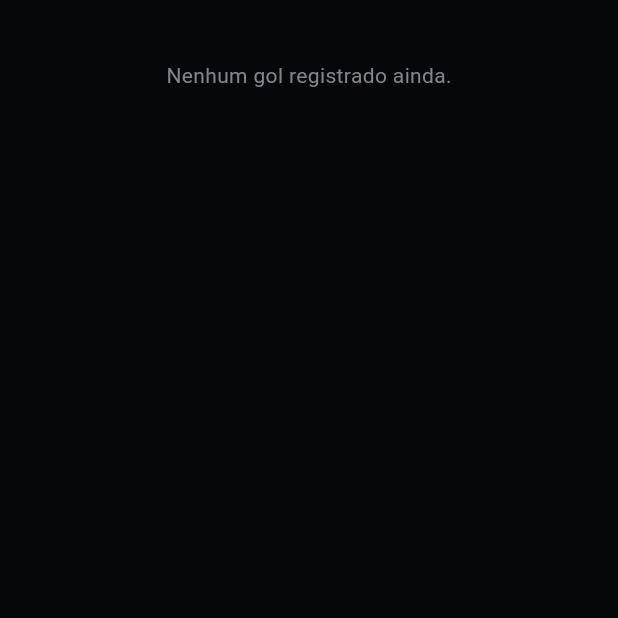
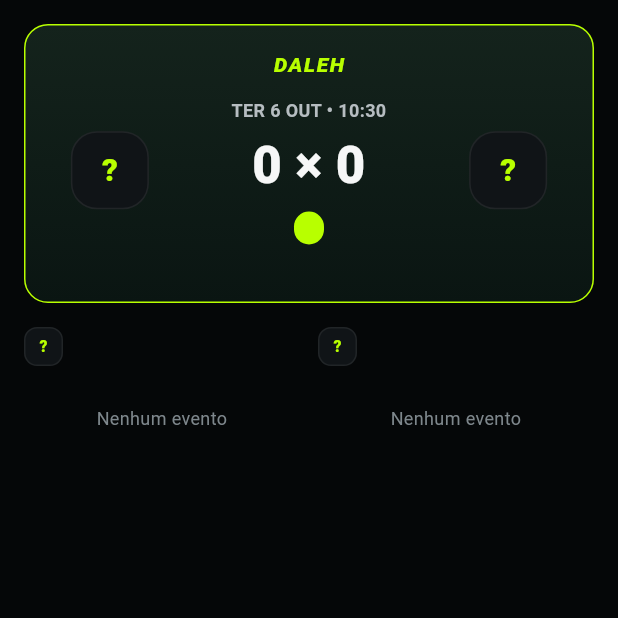
Before and after one commit to minatocristofer-dev/DALEH, a Flutter app: the _SumulaTab screen opened directly with empty values, on a phone screen of 412 x 824 dp, the top half of it. Run offline on Flutter 3.47's test engine with Material 3 defaults, Android fonts, the phone set to English and light mode, and no system bars; our stand-ins replace flutter_riverpod, flutter_secure_storage, image_picker, share_plus, supabase_flutter; accounts and stored records are empty; network calls fail.

Commit message:
feat(app): súmula com colunas por time e placar de amistoso sem time
Co-Authored-By: Claude Sonnet 5 <noreply@anthropic.com>

```diff
--- a/daleh-app/lib/features/matches/jogo_detail_screen.dart
+++ b/daleh-app/lib/features/matches/jogo_detail_screen.dart
@@ -14,6 +14,7 @@ import 'matches_providers.dart';
 import 'models/match.dart';
 import 'models/match_attendance.dart';
 import 'models/match_event.dart';
+import 'sumula_widgets.dart';
 
 class JogoDetailScreen extends ConsumerWidget {
   final String matchId;
@@ -260,11 +261,6 @@ String _linhaDaPosicao(String? posicao) {
   return 'Sem posição definida';
 }
 
-class _EventoComPlacar {
-  final MatchEvent evento;
-  final String? placarNoMomento;
-  const _EventoComPlacar({required this.evento, this.placarNoMomento});
-}
 
 class _ParticipantesTab extends StatelessWidget {
   final Match partida;
@@ -481,7 +477,12 @@ class _SumulaTabState extends ConsumerState<_SumulaTab> {
 
   Widget _sumulaComTimes(BuildContext context) {
     final partida = widget.partida;
-    final golsEAssistencias = (partida.events ?? []).where((e) => e.eventType == 'goal' || e.eventType == 'assist').toList();
+    const tiposNaSumula = {'goal', 'assist', 'yellow', 'red'};
+    final eventosNaSumula = (partida.events ?? []).where((e) => tiposNaSumula.contains(e.eventType)).toList();
+    final eventosComPlacar = _timelineComPlacar(partida, eventosNaSumula);
+    final doHome = eventosComPlacar.where((e) => e.evento.teamId == partida.homeTeamId).toList();
+    final doAway = eventosComPlacar.where((e) => e.evento.teamId == partida.awayTeamId).toList();
+    final semTime = eventosComPlacar.length - doHome.length - doAway.length;
     final mvp = partida.mvpEvento;
     final podeRegistrar = partida.souGestorDaSumula && !partida.partidaEncerrada;
 
@@ -498,13 +499,27 @@ class _SumulaTabState extends ConsumerState<_SumulaTab> {
       body: ListView(
         padding: const EdgeInsets.fromLTRB(16, 16, 16, 90),
         children: [
-          if (golsEAssistencias.isEmpty)
-            const Padding(
-              padding: EdgeInsets.all(24),
-              child: Center(child: Text('Nenhum gol registrado ainda.', style: TextStyle(color: DalehColors.muted))),
-            )
-          else
-            ..._timelineComPlacar(partida, golsEAssistencias).map(_linhaEvento),
+          PlacarHeader(partida: partida),
+          const SizedBox(height: 16),
+          IntrinsicHeight(
+            child: Row(
+              crossAxisAlignment: CrossAxisAlignment.stretch,
+              children: [
+                Expanded(
+                  child: ColunaEventosTime(nome: partida.homeTeamName ?? 'Time A', crestUrl: partida.homeTeamCrestUrl, eventos: doHome),
+                ),
+                const SizedBox(width: 12),
+                Expanded(
+                  child: ColunaEventosTime(nome: partida.awayTeamName ?? 'Time B', crestUrl: partida.awayTeamCrestUrl, eventos: doAway),
+                ),
+              ],
+            ),
+          ),
+          if (semTime > 0)
+            Padding(
+              padding: const EdgeInsets.only(top: 8),
+              child: Text('$semTime evento(s) sem time definido', style: const TextStyle(color: DalehColors.muted, fontSize: 12)),
+            ),
           if (partida.status == 'finished') ...[
             const SizedBox(height: 20),
             const Divider(color: DalehColors.line),
@@ -547,36 +562,45 @@ class _SumulaTabState extends ConsumerState<_SumulaTab> {
   }
 
   Widget _sumulaAvulsa(BuildContext context) {
-    final eventos = widget.partida.events ?? [];
+    final partida = widget.partida;
+    const tiposNaSumula = {'goal', 'assist', 'yellow', 'red'};
+    final eventos = _timelineComPlacar(partida, (partida.events ?? []).where((e) => tiposNaSumula.contains(e.eventType)).toList());
+    final ladoA = eventos.where((e) => e.evento.lado == 'A').toList();
+    final ladoB = eventos.where((e) => e.evento.lado == 'B').toList();
+    final semLado = eventos.length - ladoA.length - ladoB.length;
 
     return Scaffold(
-      floatingActionButton: widget.souCriador
-          ? FloatingActionButton.small(
+      floatingActionButton: widget.souCriador && !partida.partidaEncerrada
+          ? FloatingActionButton.extended(
               onPressed: () => _mostrarAdicionarEvento(context),
               backgroundColor: DalehColors.turf,
               foregroundColor: DalehColors.bg,
-              child: const Icon(Icons.add),
+              icon: const Icon(Icons.add),
+              label: const Text('Registrar evento'),
             )
           : null,
-      body: eventos.isEmpty
-          ? const Center(
-              child: Padding(
-                padding: EdgeInsets.all(24),
-                child: Text('Nenhum evento registrado ainda.', style: TextStyle(color: DalehColors.muted)),
-              ),
-            )
-          : ListView.builder(
-              padding: const EdgeInsets.all(16),
-              itemCount: eventos.length,
-              itemBuilder: (context, i) {
-                final e = eventos[i];
-                return ListTile(
-                  leading: const Icon(Icons.sports_soccer, color: DalehColors.turf),
-                  title: Text(rotuloDoEvento(e.eventType)),
-                  subtitle: e.minute != null ? Text("${e.minute}'") : null,
-                );
-              },
+      body: ListView(
+        padding: const EdgeInsets.fromLTRB(16, 16, 16, 90),
+        children: [
+          PlacarHeader(partida: partida),
+          const SizedBox(height: 16),
+          IntrinsicHeight(
+            child: Row(
+              crossAxisAlignment: CrossAxisAlignment.stretch,
+              children: [
+                Expanded(child: ColunaEventosTime(nome: 'Time A', crestUrl: null, eventos: ladoA)),
+                const SizedBox(width: 12),
+                Expanded(child: ColunaEventosTime(nome: 'Time B', crestUrl: null, eventos: ladoB)),
+              ],
             ),
+          ),
+          if (semLado > 0)
+            Padding(
+              padding: const EdgeInsets.only(top: 8),
+              child: Text('$semLado evento(s) sem lado definido', style: const TextStyle(color: DalehColors.muted, fontSize: 12)),
+            ),
+        ],
+      ),
     );
   }
 
@@ -586,49 +610,26 @@ class _SumulaTabState extends ConsumerState<_SumulaTab> {
   // tentar "casar" um gol com sua assistência. O placar ao lado de cada gol é
   // calculado aqui mesmo, em ordem cronológica real (MatchEvent.createdAt,
   // Fase 9) — não é um campo que o backend devolve pronto.
-  List<_EventoComPlacar> _timelineComPlacar(Match partida, List<MatchEvent> eventos) {
+  List<EventoComPlacar> _timelineComPlacar(Match partida, List<MatchEvent> eventos) {
     final ordenados = [...eventos]..sort((a, b) => a.createdAt.compareTo(b.createdAt));
     var homeScore = 0;
     var awayScore = 0;
-    final resultado = <_EventoComPlacar>[];
+    final resultado = <EventoComPlacar>[];
     for (final e in ordenados) {
       String? placar;
       if (e.eventType == 'goal') {
-        if (e.teamId == partida.homeTeamId) {
+        final ehCasa = partida.temTimes ? e.teamId == partida.homeTeamId : e.lado == 'A';
+        final ehFora = partida.temTimes ? e.teamId == partida.awayTeamId : e.lado == 'B';
+        if (ehCasa) {
           homeScore++;
-        } else if (e.teamId == partida.awayTeamId) {
+        } else if (ehFora) {
           awayScore++;
         }
         placar = '$homeScore × $awayScore';
       }
-      resultado.add(_EventoComPlacar(evento: e, placarNoMomento: placar));
+      resultado.add(EventoComPlacar(evento: e, placarNoMomento: placar));
     }
     return resultado.reversed.toList();
-  }
-
-  Widget _linhaEvento(_EventoComPlacar item) {
-    final evento = item.evento;
-    final ehGol = evento.eventType == 'goal';
-    return Padding(
-      padding: const EdgeInsets.symmetric(vertical: 6),
-      child: Row(
-        children: [
-          Icon(ehGol ? Icons.sports_soccer : Icons.adjust, size: 16, color: ehGol ? DalehColors.turf : DalehColors.info),
-          const SizedBox(width: 10),
-          Expanded(
-            child: Text(
-              '${evento.userFullName ?? 'Jogador'} ${ehGol ? 'marcou um gol' : 'deu uma assistência'}',
-              style: TextStyle(
-                fontWeight: ehGol ? FontWeight.w700 : FontWeight.w500,
-                color: ehGol ? DalehColors.text : DalehColors.textSecondary,
-              ),
-            ),
-          ),
-          if (item.placarNoMomento != null)
-            Text(item.placarNoMomento!, style: const TextStyle(color: DalehColors.turf, fontWeight: FontWeight.w900, fontSize: 12)),
-        ],
-      ),
-    );
   }
 
   Widget _cartaoMvp(MatchEvent mvp) {
@@ -839,6 +840,7 @@ class _SumulaTabState extends ConsumerState<_SumulaTab> {
 
     String? jogadorId = confirmados.first.userId;
     String tipo = 'goal';
+    String? lado;
     final minutoCtrl = TextEditingController();
     var enviando = false;
     String? erro;
@@ -876,6 +878,19 @@ class _SumulaTabState extends ConsumerState<_SumulaTab> {
                     onChanged: (v) => setState(() => tipo = v ?? tipo),
                   ),
                   const SizedBox(height: 14),
+                  if (!widget.partida.temTimes) ...[
+                    const SizedBox(height: 14),
+                    SegmentedButton<String>(
+                      segments: const [
+                        ButtonSegment(value: 'A', label: Text('Time A')),
+                        ButtonSegment(value: 'B', label: Text('Time B')),
+                      ],
+                      selected: lado == null ? <String>{} : {lado!},
+                      emptySelectionAllowed: true,
+                      onSelectionChanged: (sel) => setState(() => lado = sel.isEmpty ? null : sel.first),
+                    ),
+                  ],
+                  const SizedBox(height: 14),
                   TextField(
                     controller: minutoCtrl,
                     keyboardType: TextInputType.number,
@@ -890,6 +905,10 @@ class _SumulaTabState extends ConsumerState<_SumulaTab> {
                     label: 'Registrar',
                     carregando: enviando,
                     onPressed: () async {
+                      if (!widget.partida.temTimes && lado == null) {
+                        setState(() => erro = 'Escolha o lado do lance (Time A ou Time B).');
+                        return;
+                      }
                       setState(() {
                         enviando = true;
                         erro = null;
@@ -900,6 +919,7 @@ class _SumulaTabState extends ConsumerState<_SumulaTab> {
                               userId: jogadorId!,
                               eventType: tipo,
                               minute: int.tryParse(minutoCtrl.text.trim()),
+                              lado: widget.partida.temTimes ? null : lado,
                             );
                         if (ctx.mounted) Navigator.of(ctx).pop();
                       } on ApiException catch (e) {
--- a/daleh-app/lib/features/matches/matches_providers.dart
+++ b/daleh-app/lib/features/matches/matches_providers.dart
@@ -86,10 +86,10 @@ class MatchesActions {
     ref.invalidate(minhasPartidasProvider);
   }
 
-  Future<MatchEvent> registrarEvento(String matchId, {required String userId, required String eventType, int? minute}) async {
+  Future<MatchEvent> registrarEvento(String matchId, {required String userId, required String eventType, int? minute, String? lado}) async {
     final evento = await comSessao(
       ref,
-      (token) => _repo.registrarEvento(matchId, token, userId: userId, eventType: eventType, minute: minute),
+      (token) => _repo.registrarEvento(matchId, token, userId: userId, eventType: eventType, minute: minute, lado: lado),
     );
     ref.invalidate(partidaDetalheProvider(matchId));
     return evento;
--- a/daleh-app/lib/features/matches/matches_repository.dart
+++ b/daleh-app/lib/features/matches/matches_repository.dart
@@ -70,6 +70,7 @@ class MatchesRepository {
     required String userId,
     required String eventType,
     int? minute,
+    String? lado,
   }) async {
     final resp = await _api.postAutenticado(
       '/matches/$matchId/events',
@@ -78,6 +79,7 @@ class MatchesRepository {
         'userId': userId,
         'eventType': eventType,
         if (minute != null) 'minute': minute,
+        if (lado != null) 'lado': lado,
       },
     );
     return MatchEvent.fromJson(resp as Map<String, dynamic>);
--- a/daleh-app/lib/features/matches/models/match_event.dart
+++ b/daleh-app/lib/features/matches/models/match_event.dart
@@ -14,6 +14,8 @@ class MatchEvent {
   // na UI (a súmula já mostra o placar calculado pelo backend), só
   // espelhado aqui pra ficar disponível pra uma tela de histórico futura.
   final String? teamId;
+  // Lado do placar em partida avulsa ('A' ou 'B'). Nulo em partida com times.
+  final String? lado;
   final DateTime createdAt;
 
   MatchEvent({
@@ -25,6 +27,7 @@ class MatchEvent {
     this.userFullName,
     this.userAvatarUrl,
     this.teamId,
+    this.lado,
     required this.createdAt,
   });
 
@@ -39,6 +42,7 @@ class MatchEvent {
       userFullName: user?['fullName'] as String?,
       userAvatarUrl: user?['avatarUrl'] as String?,
       teamId: json['teamId'] as String?,
+      lado: json['lado'] as String?,
       createdAt: DateTime.parse(json['createdAt'] as String),
     );
   }
--- /dev/null
+++ b/daleh-app/lib/features/matches/sumula_widgets.dart
@@ -0,0 +1,250 @@
+import 'package:flutter/material.dart';
+import '../../shared/widgets/crest_avatar.dart';
+import '../../theme/daleh_theme.dart';
+import 'models/match.dart';
+import 'models/match_event.dart';
+
+/// Evento da súmula com o placar já calculado no momento dele (só gols).
+class EventoComPlacar {
+  final MatchEvent evento;
+  final String? placarNoMomento;
+  const EventoComPlacar({required this.evento, this.placarNoMomento});
+}
+
+const _diasSemana = ['DOM', 'SEG', 'TER', 'QUA', 'QUI', 'SEX', 'SÁB'];
+const _meses = ['JAN', 'FEV', 'MAR', 'ABR', 'MAI', 'JUN', 'JUL', 'AGO', 'SET', 'OUT', 'NOV', 'DEZ'];
+
+String formatarDataHora(DateTime d) {
+  final l = d.toLocal();
+  final hora = '${l.hour.toString().padLeft(2, '0')}:${l.minute.toString().padLeft(2, '0')}';
+  return '${_diasSemana[l.weekday % 7]} ${l.day} ${_meses[l.month - 1]} • $hora';
+}
+
+String _rotuloStatusPartida(String status) {
+  switch (status) {
+    case 'scheduled':
+      return 'AGENDADA';
+    case 'in_progress':
+      return 'EM ANDAMENTO';
+    case 'finished':
+      return 'ENCERRADA';
+    case 'cancelled':
+      return 'CANCELADA';
+    default:
+      return status.toUpperCase();
+  }
+}
+
+/// Cabeçalho da súmula: escudo e nome de cada time, placar no centro, status
+/// e data. Não mostra cronômetro — a partida não guarda minuto corrente.
+class PlacarHeader extends StatelessWidget {
+  final Match partida;
+  const PlacarHeader({super.key, required this.partida});
+
+  @override
+  Widget build(BuildContext context) {
+    final placar = partida.homeScore == null || partida.awayScore == null
+        ? '×'
+        : '${partida.homeScore} × ${partida.awayScore}';
+
+    return Container(
+      padding: const EdgeInsets.fromLTRB(12, 16, 12, 16),
+      decoration: BoxDecoration(
+        borderRadius: BorderRadius.circular(DalehRadius.lg),
+        border: Border.all(color: DalehColors.turf),
+        gradient: const LinearGradient(
+          begin: Alignment.topCenter,
+          end: Alignment.bottomCenter,
+          colors: [Color(0xFF14231C), Color(0xFF0A1512)],
+        ),
+      ),
+      child: Column(
+        children: [
+          const Text('DALEH', style: TextStyle(color: DalehColors.turf, fontWeight: FontWeight.w900, fontStyle: FontStyle.italic, letterSpacing: 1)),
+          const SizedBox(height: 12),
+          Row(
+            children: [
+              Expanded(child: _Lado(nome: partida.homeTeamName ?? 'Time A', crestUrl: partida.homeTeamCrestUrl)),
+              Expanded(
+                flex: 2,
+                child: Column(
+                  children: [
+                    Text(formatarDataHora(partida.scheduledAt),
+                        textAlign: TextAlign.center,
+                        style: const TextStyle(color: DalehColors.textSecondary, fontSize: 12, fontWeight: FontWeight.w700)),
+                    const SizedBox(height: 4),
+                    Text(placar,
+                        textAlign: TextAlign.center,
+                        style: const TextStyle(fontSize: 34, fontWeight: FontWeight.w900)),
+                    const SizedBox(height: 6),
+                    Container(
+                      padding: const EdgeInsets.symmetric(horizontal: 10, vertical: 4),
+                      decoration: BoxDecoration(color: DalehColors.turf, borderRadius: BorderRadius.circular(DalehRadius.pill)),
+                      child: Text(_rotuloStatusPartida(partida.status),
+                          style: const TextStyle(color: Colors.black, fontSize: 10, fontWeight: FontWeight.w900)),
+                    ),
+                    if (partida.venueName != null) ...[
+                      const SizedBox(height: 6),
+                      Text(partida.venueName!,
+                          maxLines: 1,
+                          overflow: TextOverflow.ellipsis,
+                          textAlign: TextAlign.center,
+                          style: const TextStyle(color: DalehColors.muted, fontSize: 11)),
+                    ],
+                  ],
+                ),
+              ),
+              Expanded(child: _Lado(nome: partida.awayTeamName ?? 'Time B', crestUrl: partida.awayTeamCrestUrl)),
+            ],
+          ),
+        ],
+      ),
+    );
+  }
+}
+
+class _Lado extends StatelessWidget {
+  final String nome;
+  final String? crestUrl;
+  const _Lado({required this.nome, required this.crestUrl});
+
+  @override
+  Widget build(BuildContext context) {
+    return Column(
+      children: [
+        CrestAvatar(url: crestUrl, nome: nome, tamanho: 52),
+        const SizedBox(height: 6),
+        Text(nome,
+            maxLines: 1,
+            overflow: TextOverflow.ellipsis,
+            textAlign: TextAlign.center,
+            style: const TextStyle(fontWeight: FontWeight.w800, fontSize: 12)),
+      ],
+    );
+  }
+}
+
+/// Eventos de um único time, em uma coluna. Cada time só aparece na sua coluna.
+class ColunaEventosTime extends StatelessWidget {
+  final String nome;
+  final String? crestUrl;
+  final List<EventoComPlacar> eventos;
+  const ColunaEventosTime({super.key, required this.nome, required this.crestUrl, required this.eventos});
+
+  @override
+  Widget build(BuildContext context) {
+    return Column(
+      crossAxisAlignment: CrossAxisAlignment.stretch,
+      children: [
+        Row(
+          children: [
+            CrestAvatar(url: crestUrl, nome: nome, tamanho: 26),
+            const SizedBox(width: 8),
+            Expanded(
+              child: Text(nome.toUpperCase(),
+                  maxLines: 1,
+                  overflow: TextOverflow.ellipsis,
+                  style: const TextStyle(fontWeight: FontWeight.w900, fontSize: 12)),
+            ),
+          ],
+        ),
+        const SizedBox(height: 10),
+        if (eventos.isEmpty)
+          const Padding(
+            padding: EdgeInsets.symmetric(vertical: 16),
+            child: Text('Nenhum evento', textAlign: TextAlign.center, style: TextStyle(color: DalehColors.muted, fontSize: 12)),
+          )
+        else
+          for (final item in eventos) Padding(
+            padding: const EdgeInsets.only(bottom: 8),
+            child: EventoTile(item: item),
+          ),
+      ],
+    );
+  }
+}
+
+class EventoTile extends StatelessWidget {
+  final EventoComPlacar item;
+  const EventoTile({super.key, required this.item});
+
+  @override
+  Widget build(BuildContext context) {
+    final e = item.evento;
+    final (cor, rotulo, icone) = _estilo(e.eventType);
+
+    return Container(
+      padding: const EdgeInsets.symmetric(horizontal: 10, vertical: 8),
+      decoration: BoxDecoration(
+        color: DalehColors.surface,
+        borderRadius: BorderRadius.circular(DalehRadius.md),
+        border: Border.all(color: DalehColors.line),
+      ),
+      child: Row(
+        children: [
+          SizedBox(
+            width: 30,
+            child: Text(e.minute != null ? "${e.minute}'" : '—',
+                style: const TextStyle(color: DalehColors.textSecondary, fontSize: 12, fontWeight: FontWeight.w800)),
+          ),
+          Container(
+            width: 30,
+            height: 30,
+            alignment: Alignment.center,
+            decoration: BoxDecoration(shape: BoxShape.circle, color: cor.withValues(alpha: 0.15), border: Border.all(color: cor)),
+            child: icone,
+          ),
+          const SizedBox(width: 8),
+          Expanded(
+            child: Column(
+              crossAxisAlignment: CrossAxisAlignment.start,
+              children: [
+                Row(
+                  children: [
+                    Expanded(
+                      child: Text(rotulo,
+                          maxLines: 1,
+                          overflow: TextOverflow.ellipsis,
+                          style: TextStyle(color: cor, fontSize: 10, fontWeight: FontWeight.w900, letterSpacing: 0.3)),
+                    ),
+                    if (item.placarNoMomento != null)
+                      Text(item.placarNoMomento!,
+                          style: const TextStyle(color: DalehColors.turf, fontWeight: FontWeight.w900, fontSize: 11)),
+                  ],
+                ),
+                const SizedBox(height: 2),
+                Text(e.userFullName ?? 'Jogador',
+                    maxLines: 1,
+                    overflow: TextOverflow.ellipsis,
+                    style: const TextStyle(fontWeight: FontWeight.w700, fontSize: 13)),
+              ],
+            ),
+          ),
+        ],
+      ),
+    );
+  }
+
+  static (Color, String, Widget) _estilo(String tipo) {
+    switch (tipo) {
+      case 'goal':
+        return (DalehColors.turf, 'GOL', const Icon(Icons.sports_soccer, size: 16, color: DalehColors.turf));
+      case 'assist':
+        return (DalehColors.info, 'ASSISTÊNCIA', const Icon(Icons.handshake_outlined, size: 16, color: DalehColors.info));
+      case 'yellow':
+        return (
+          DalehColors.amber,
+          'CARTÃO AMARELO',
+          Container(width: 9, height: 13, decoration: BoxDecoration(color: DalehColors.amber, borderRadius: BorderRadius.circular(2))),
+        );
+      case 'red':
+        return (
+          DalehColors.danger,
+          'CARTÃO VERMELHO',
+          Container(width: 9, height: 13, decoration: BoxDecoration(color: DalehColors.danger, borderRadius: BorderRadius.circular(2))),
+        );
+      default:
+        return (DalehColors.muted, tipo.toUpperCase(), const Icon(Icons.adjust, size: 16, color: DalehColors.muted));
+    }
+  }
+}
```
Also changed, not shown: 2 other files.
